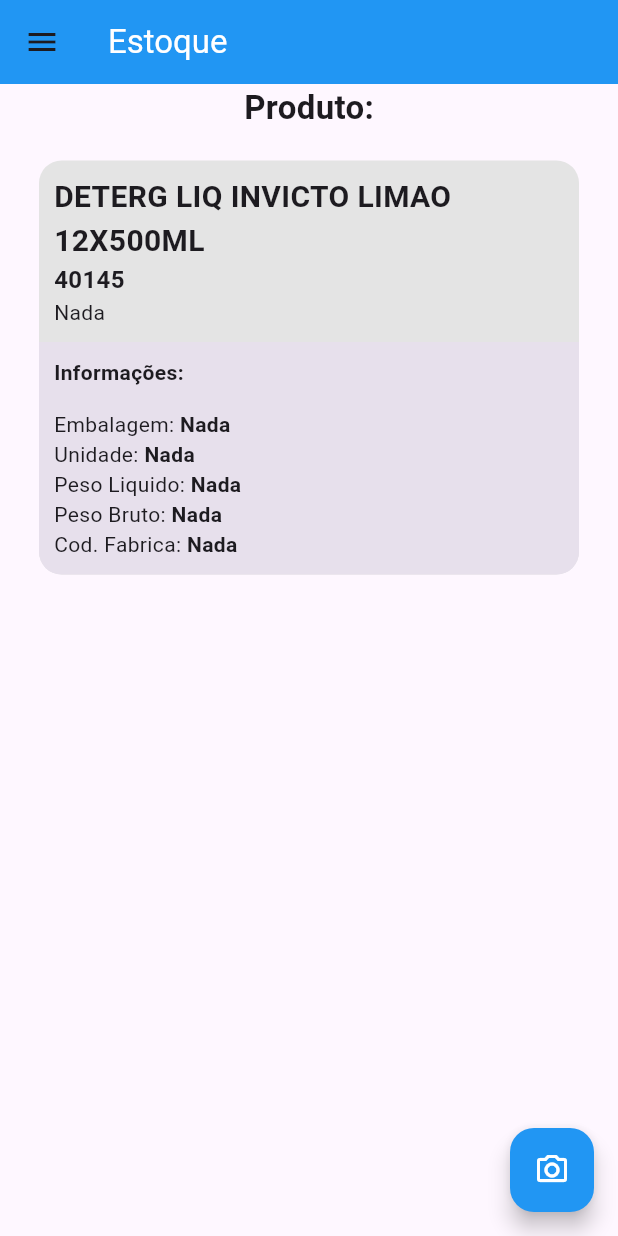
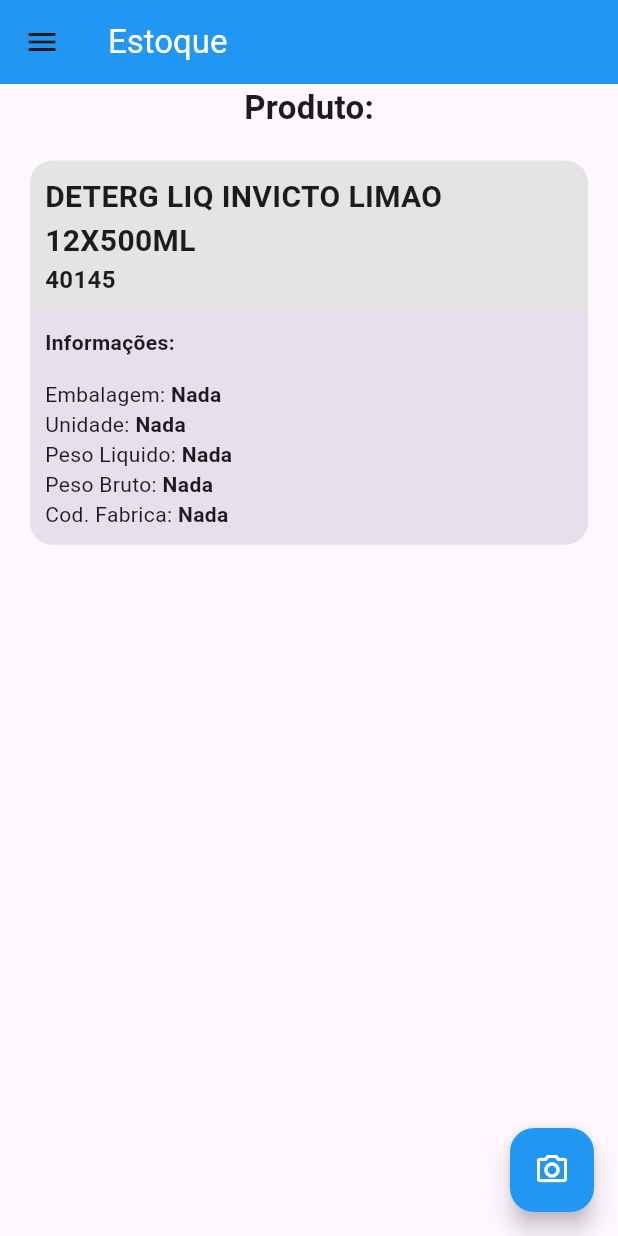
Before and after one commit to gustavohsx/EstoqueLogisticaFrontend, a Flutter app: the screen it shows after launch, on a phone screen of 412 x 824 dp. Run offline on Flutter 3.47's test engine with Material 2 defaults, Android fonts, the phone set to English and light mode, and no system bars; missing offline and left inert: flutter_barcode_scanner.

Commit message:
tamanho_total

```diff
--- a/lib/home/home_page.dart
+++ b/lib/home/home_page.dart
@@ -39,41 +39,38 @@
             ),
             Container(
               alignment: Alignment.topLeft,
-              width: 360,
               margin: const EdgeInsets.all(20),
               // padding: const EdgeInsets.fromLTRB(15, 10, 15, 10),
               decoration: BoxDecoration(
-                color: Color.fromARGB(255, 228, 228, 228),
+                color: const Color.fromARGB(255, 228, 228, 228),
                 borderRadius: BorderRadius.circular(15),
               ),
               child: Column(
                 crossAxisAlignment: CrossAxisAlignment.start,
                 children: [
-                  Padding(
-                    padding: const EdgeInsets.all(10.0),
+                  const Padding(
+                    padding: EdgeInsets.all(10.0),
                     child: Column(
                       crossAxisAlignment: CrossAxisAlignment.start,
                       children: [
-                        const Text(
+                        Text(
                           'DETERG LIQ INVICTO LIMAO 12X500ML',
                           style: TextStyle(
                             fontSize: 20,
                             fontWeight: FontWeight.bold,
                           ),
                         ),
-                        const Text(
+                        Text(
                           '40145',
                           style: TextStyle(
                             fontSize: 16,
                             fontWeight: FontWeight.w700,
                           ),
-                        ),
-                        Text(barcode),
+                        )
                       ],
                     ),
                   ),
                   Container(
-                    width: 360,
                     decoration: const BoxDecoration(
                       borderRadius: BorderRadius.only(
                         bottomLeft: Radius.circular(15),
```
